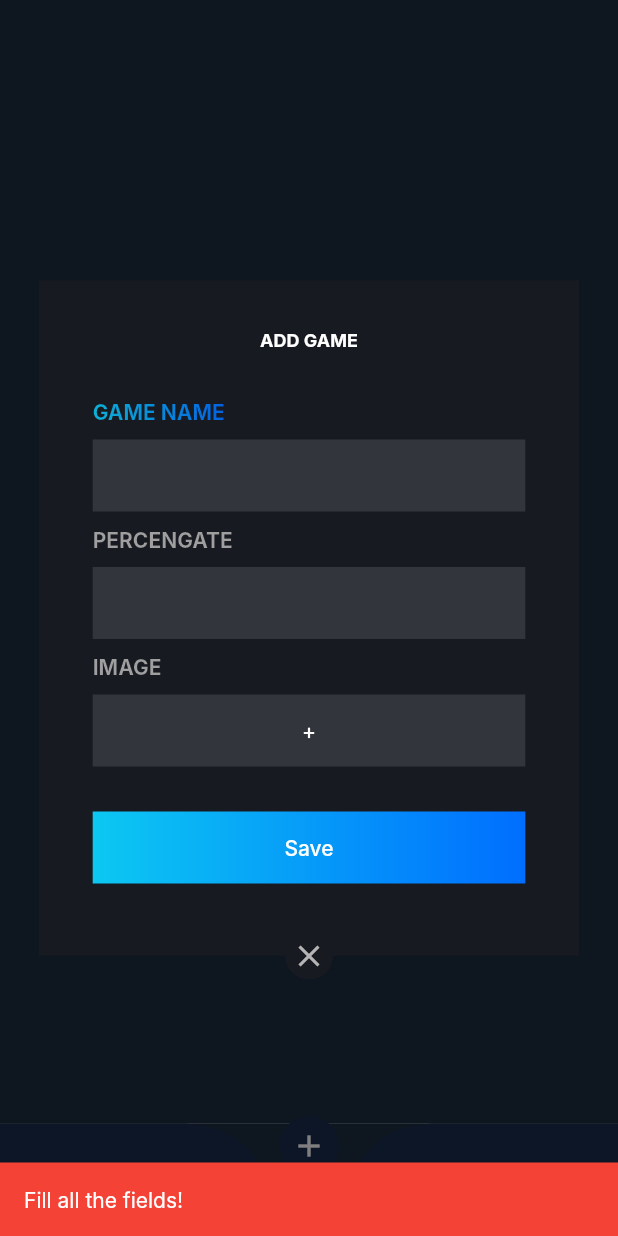
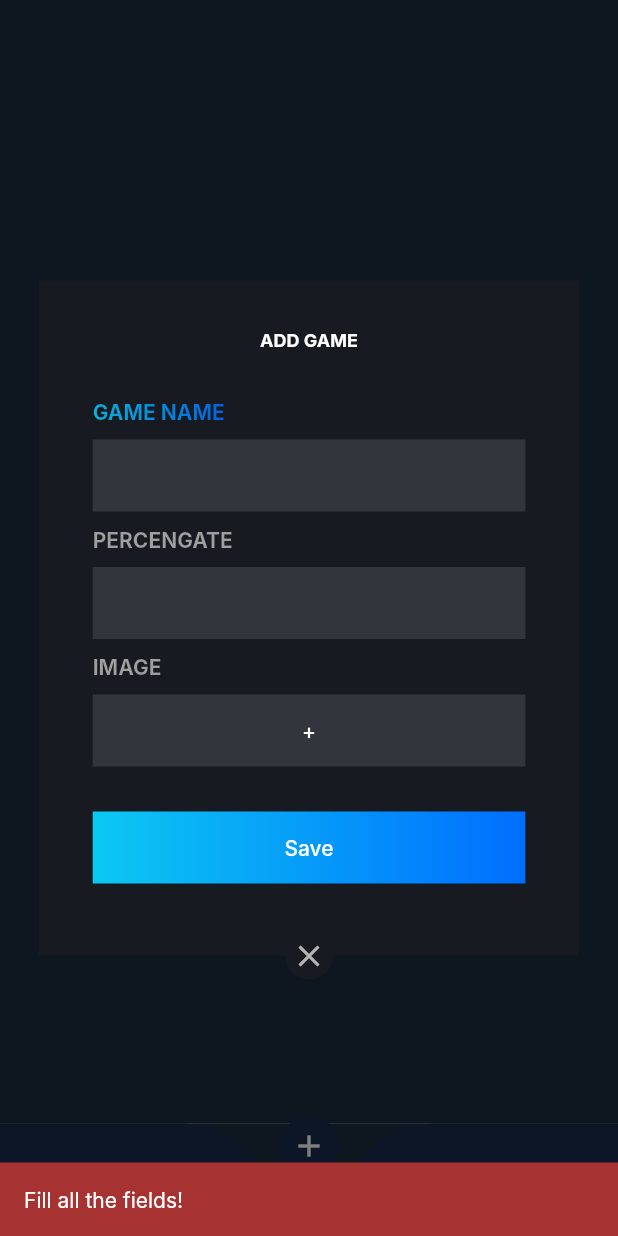
Before and after one commit to Arely-Paulina-Rojas/Achievements-Calculator, a Flutter app: the HomepageScreen screen opened directly with empty values, item 2 of the bottom bar chosen, after a tap on "Save", on a phone screen of 412 x 824 dp. Run offline on Flutter 3.47's test engine with Material 2 defaults, Android fonts, the light colour scheme and no system bars; drawn by our look-alikes of another_flushbar, curved_navigation_bar; our stand-ins replace sqflite; accounts and stored records are empty; Roboto replaces fonts that are missing (Inter).

Commit message:
Added game update function

```diff
--- a/achievements_calculator/lib/components/add_game_form.dart
+++ b/achievements_calculator/lib/components/add_game_form.dart
@@ -51,36 +51,31 @@ class AddGameForm extends StatelessWidget {
                         double.parse(percentageController.text),
                         this.user.id!);
                     await SQLHelper.createGame(game);
-                    /*Flushbar(
-                      backgroundColor: Colors.red,
-                      message: "Nickname already in use!",
-                      duration: Duration(seconds: 3),
-                    ).show(context);*/
-
                     Navigator.pushAndRemoveUntil(
                         context,
                         MaterialPageRoute(
                             builder: (BuildContext context) =>
                                 HomepageScreen(user: this.user)),
                         (Route<dynamic> route) => false);
+                    Flushbar(
+                      backgroundColor: successMessageColor,
+                      message: "Success!",
+                      duration: Duration(seconds: 3),
+                    ).show(context);
                   } else {
                     Flushbar(
-                      backgroundColor: Colors.red,
+                      backgroundColor: errorMessageColor,
                       message: "Enter a valid percentage!",
                       duration: Duration(seconds: 3),
                     ).show(context);
                   }
                 } else {
                   Flushbar(
-                    backgroundColor: Colors.red,
+                    backgroundColor: errorMessageColor,
                     message: "Fill all the fields!",
                     duration: Duration(seconds: 3),
                   ).show(context);
                 }
-                /*
-                Future.delayed(Duration(seconds: 3), () {
-                  Navigator.pop(context);
-                });*/
               },
               lightColor: lightMainButtonColor,
               darkColor: darkMainButtonColor)
--- a/achievements_calculator/lib/components/main_button.dart
+++ b/achievements_calculator/lib/components/main_button.dart
@@ -19,7 +19,6 @@ class MainButton extends StatelessWidget {
     Size size = MediaQuery.of(context).size;
     return Container(
         margin: const EdgeInsets.symmetric(vertical: 10),
-        //height: 38,
         width: size.width * 0.7,
         decoration: BoxDecoration(
             gradient: LinearGradient(colors: [lightColor, darkColor])),
--- a/achievements_calculator/lib/constants.dart
+++ b/achievements_calculator/lib/constants.dart
@@ -9,3 +9,5 @@ const Color lightDarkTextColor = Color(0xFFB4B4B4);
 const Color lightMainButtonColor = Color(0xFF0CC8F2);
 const Color darkMainButtonColor = Color(0xFF006EFF);
 const Color textFieldColor = Color(0xFF32353C);
+const Color errorMessageColor = Color(0xFFA63232);
+const Color successMessageColor = Color(0xFF84bc3c);
--- a/achievements_calculator/lib/database/db_helper.dart
+++ b/achievements_calculator/lib/database/db_helper.dart
@@ -1,5 +1,3 @@
-import 'dart:convert';
-import 'dart:ffi';
 import 'package:sqflite/sqflite.dart' as sql;
 import 'common/game.dart';
 import 'common/user.dart';
@@ -32,17 +30,6 @@ class SQLHelper {
     });
   }
 
-  /*
-  static Future<int> createUser(String nickname, String password) async {
-    final db = await SQLHelper.db();
-
-    final user = {'nickname': nickname, 'password': password};
-    final id = await db.insert('user', user,
-        conflictAlgorithm: sql.ConflictAlgorithm.replace);
-
-    return id;
-  } */
-
   static Future<int> createUser(User user) async {
     final db = await SQLHelper.db();
     final id = await db.insert("user", user.toMap(),
@@ -57,17 +44,6 @@ class SQLHelper {
     return id;
   }
 
-  /*
-  static Future<int> createGame(
-      String name, double percentage, int idUser) async {
-    final db = await SQLHelper.db();
-
-    final game = {'name': name, 'percentage': percentage, 'idUser': idUser};
-    final id = await db.insert('game', game,
-        conflictAlgorithm: sql.ConflictAlgorithm.replace);
-    return id;
-  } */
-
   static Future<List<Map<String, dynamic>>> getAllUsers() async {
     final db = await SQLHelper.db();
     return db.query('user', orderBy: 'id');
@@ -80,12 +56,6 @@ class SQLHelper {
     if (result.isEmpty) return List.empty();
     return result.map((e) => Game.fromJson(e)).toList();
   }
-  /*
-  static Future<List<Map<String, dynamic>>> getAllGamesByUser(
-      int idUser) async {
-    final db = await SQLHelper.db();
-    return db.query('game', where: "idUser = ?", whereArgs: [idUser]);
-  }*/
 
   static Future<User?> getSingleUser(int id) async {
     final db = await SQLHelper.db();
@@ -97,10 +67,6 @@ class SQLHelper {
       return null;
     }
   }
-  /* static Future<List<Map<String, dynamic>>> getSingleUser(int id) async {
-    final db = await SQLHelper.db();
-    return db.query('user', where: "id = ?", whereArgs: [id], limit: 1);
-  } */
 
   static Future<bool> validateNickname(String nickname) async {
     final db = await SQLHelper.db();
@@ -124,9 +90,12 @@ class SQLHelper {
     }
   }
 
-  static Future<List<Map<String, dynamic>>> getSingleGame(int id) async {
+  static Future<Game?> getSingleGame(int id) async {
     final db = await SQLHelper.db();
-    return db.query('game', where: "id = ?", whereArgs: [id], limit: 1);
+    final List<Map<String, dynamic>> result =
+        await db.query('game', where: "id = ?", whereArgs: [id], limit: 1);
+    if (result[0].isEmpty) return null;
+    return Game.fromJson(result[0]);
   }
 
   static Future<User?> login(User user) async {
@@ -142,17 +111,6 @@ class SQLHelper {
     }
   }
 
-  /*
-  static Future<List<Map<String, dynamic>>> login(
-      String nickname, String password) async {
-    final db = await SQLHelper.db();
-    return db.query('user',
-        where: "nickname = ? and password = ?",
-        whereArgs: [nickname, password],
-        limit: 1);
-  }
-  */
-
   static Future<int> updateUser(User user) async {
     final db = await SQLHelper.db();
     final userData = {
@@ -165,15 +123,16 @@ class SQLHelper {
     return result;
   }
 
-  static Future<int> updateGame(int id, String name, double percentage) async {
+  static Future<int> updateGame(Game game) async {
     final db = await SQLHelper.db();
-    final game = {
-      'name': name,
-      'percentage': percentage,
+    final gameData = {
+      'image': game.image,
+      'name': game.name,
+      'percentage': game.percentage,
       'createdAt': DateTime.now().toString()
     };
-    final result =
-        await db.update('game', game, where: "id = ?", whereArgs: [id]);
+    final result = await db
+        .update('game', gameData, where: "id = ?", whereArgs: [game.id]);
     return result;
   }
 
--- a/achievements_calculator/lib/main.dart
+++ b/achievements_calculator/lib/main.dart
@@ -33,9 +33,3 @@ class MyApp extends StatelessWidget {
         home: LoginScreen());
   }
 }
-
-/*
-const defaultInputBorder = OutlineInputBorder(
-    borderRadius: BorderRadius.all(Radius.circular(16)),
-    borderSide: BorderSide(color: lightTextColor, width: 1));
-*/
--- a/achievements_calculator/lib/screens/homepage/components/game_card.dart
+++ b/achievements_calculator/lib/screens/homepage/components/game_card.dart
@@ -1,6 +1,7 @@
 import 'package:achievements_calculator/constants.dart';
 import 'package:achievements_calculator/database/db_helper.dart';
 import 'package:achievements_calculator/screens/homepage/homepage_screen.dart';
+import 'package:another_flushbar/flushbar.dart';
 import 'package:flutter/material.dart';
 import '../../../components/custom_show_update_game_dialog.dart';
 import '../../../database/common/game.dart';
@@ -126,6 +127,11 @@ class GameCard extends StatelessWidget {
                             builder: (BuildContext context) =>
                                 HomepageScreen(user: user!)),
                         (Route<dynamic> route) => false);
+                    Flushbar(
+                      backgroundColor: successMessageColor,
+                      message: "Success!",
+                      duration: Duration(seconds: 3),
+                    ).show(context);
                   }),
               TextButton(
                   child: const Text("No",
--- a/achievements_calculator/lib/screens/homepage/components/homepage_body.dart
+++ b/achievements_calculator/lib/screens/homepage/components/homepage_body.dart
@@ -20,7 +20,6 @@ class HomepageBody extends StatelessWidget {
         SizedBox(height: 10),
         _textsHeader(context),
         _loadGames()
-        //_yourGameList(context),
       ]),
     ));
   }
@@ -32,13 +31,6 @@ class HomepageBody extends StatelessWidget {
         crossAxisAlignment: CrossAxisAlignment.center,
         children: <Widget>[
           _loadAverage(context),
-          /*Text(
-            "80%",
-            style: TextStyle(
-                color: lightTextColor,
-                fontSize: 30,
-                fontWeight: FontWeight.bold),
-          ),*/
           SizedBox(height: 5),
           Text(
             "Avg. Game Completion Rate",
@@ -62,11 +54,6 @@ class HomepageBody extends StatelessWidget {
           return const Center(child: CircularProgressIndicator());
         });
   }
-  /*
-  Future _loadAverage() async {
-    print(await SQLHelper.caculateAverage(user.id!));
-    _yourAverage("context");
-  }*/
 
   Widget _loadAverage(context) {
     return FutureBuilder(
--- a/achievements_calculator/lib/screens/homepage/homepage_screen.dart
+++ b/achievements_calculator/lib/screens/homepage/homepage_screen.dart
@@ -6,7 +6,6 @@ import 'package:achievements_calculator/database/db_helper.dart';
 import 'package:achievements_calculator/screens/homepage/components/homepage_body.dart';
 import 'package:curved_navigation_bar/curved_navigation_bar.dart';
 import 'package:flutter/material.dart';
-
 import '../login/login_screen.dart';
 
 class HomepageScreen extends StatelessWidget {
```
Also changed, not shown: achievements_calculator/lib/components/update_game_form.dart (+52 -2 lines), achievements_calculator/lib/components/update_user_form.dart (+4 -5 lines), achievements_calculator/lib/screens/login/components/container_form.dart (+4 -17 lines), achievements_calculator/lib/screens/signup/components/container_form.dart (+3 -15 lines).
